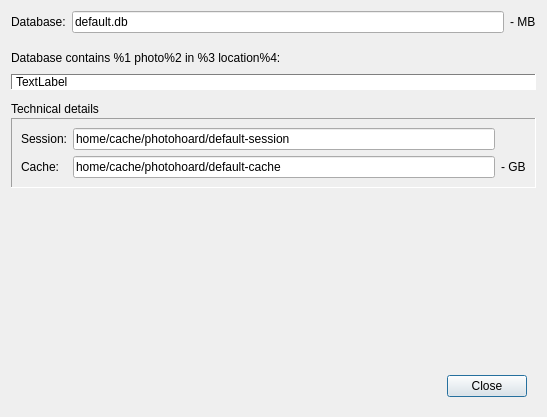
Above: src/dlg/DBInfoDialog.ui from wagenadl/photohoard before the change. Below: the same form after it.
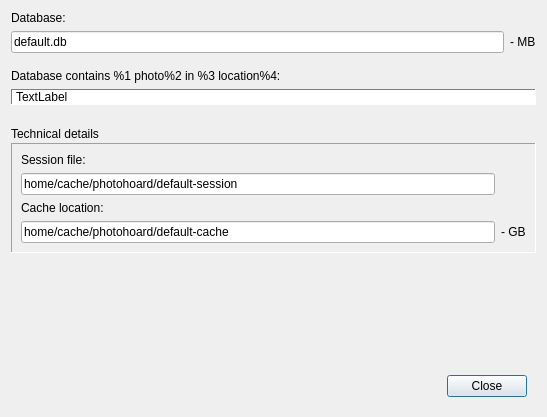
That is the form after the change. Custom widgets are drawn as their Qt base class.

Commit message: Slight improvements to “DBInfoDialog”

Diff of the .ui file:
```diff
--- a/src/dlg/DBInfoDialog.ui
+++ b/src/dlg/DBInfoDialog.ui
@@ -36,7 +36,7 @@
        <number>0</number>
       </property>
       <property name="bottomMargin">
-       <number>0</number>
+       <number>10</number>
       </property>
       <item>
        <widget class="QWidget" name="widget_2" native="true">
@@ -51,23 +51,9 @@
           <number>0</number>
          </property>
          <property name="bottomMargin">
-          <number>0</number>
+          <number>10</number>
          </property>
-         <item row="0" column="2">
-          <widget class="QLabel" name="dbsize">
-           <property name="text">
-            <string>- MB</string>
-           </property>
-          </widget>
-         </item>
-         <item row="0" column="0">
-          <widget class="QLabel" name="label">
-           <property name="text">
-            <string>Database:</string>
-           </property>
-          </widget>
-         </item>
-         <item row="0" column="1">
+         <item row="1" column="1">
           <widget class="QLineEdit" name="txtdbname">
            <property name="focusPolicy">
             <enum>Qt::NoFocus</enum>
@@ -80,42 +66,28 @@
            </property>
           </widget>
          </item>
+         <item row="0" column="1">
+          <widget class="QLabel" name="label">
+           <property name="text">
+            <string>Database:</string>
+           </property>
+          </widget>
+         </item>
+         <item row="1" column="2">
+          <widget class="QLabel" name="dbsize">
+           <property name="text">
+            <string>- MB</string>
+           </property>
+          </widget>
+         </item>
         </layout>
        </widget>
       </item>
       <item>
-       <widget class="QWidget" name="widget_3" native="true">
-        <layout class="QHBoxLayout" name="horizontalLayout_2">
-         <property name="leftMargin">
-          <number>0</number>
-         </property>
-         <property name="rightMargin">
-          <number>0</number>
-         </property>
-         <property name="bottomMargin">
-          <number>0</number>
-         </property>
-         <item>
-          <widget class="QLabel" name="txtcount">
-           <property name="text">
-            <string>Database contains %1 photo%2 in %3 location%4:</string>
-           </property>
-          </widget>
-         </item>
-         <item>
-          <spacer name="horizontalSpacer_2">
-           <property name="orientation">
-            <enum>Qt::Horizontal</enum>
-           </property>
-           <property name="sizeHint" stdset="0">
-            <size>
-             <width>40</width>
-             <height>20</height>
-            </size>
-           </property>
-          </spacer>
-         </item>
-        </layout>
+       <widget class="QLabel" name="txtcount">
+        <property name="text">
+         <string>Database contains %1 photo%2 in %3 location%4:</string>
+        </property>
        </widget>
       </item>
       <item>
@@ -619,20 +591,6 @@
          <enum>QFrame::Sunken</enum>
         </property>
         <layout class="QGridLayout" name="gridLayout_2">
-         <item row="1" column="0">
-          <widget class="QLabel" name="label_4">
-           <property name="text">
-            <string>Session:</string>
-           </property>
-          </widget>
-         </item>
-         <item row="2" column="0">
-          <widget class="QLabel" name="label_3">
-           <property name="text">
-            <string>Cache:</string>
-           </property>
-          </widget>
-         </item>
          <item row="1" column="1">
           <widget class="QLineEdit" name="txtsession">
            <property name="sizePolicy">
@@ -652,14 +610,14 @@
            </property>
           </widget>
          </item>
-         <item row="2" column="2">
+         <item row="3" column="2">
           <widget class="QLabel" name="cachesize">
            <property name="text">
             <string>- GB</string>
            </property>
           </widget>
          </item>
-         <item row="2" column="1">
+         <item row="3" column="1">
           <widget class="QLineEdit" name="txtcache">
            <property name="focusPolicy">
             <enum>Qt::NoFocus</enum>
@@ -672,6 +630,20 @@
            </property>
           </widget>
          </item>
+         <item row="2" column="1">
+          <widget class="QLabel" name="label_3">
+           <property name="text">
+            <string>Cache location:</string>
+           </property>
+          </widget>
+         </item>
+         <item row="0" column="1">
+          <widget class="QLabel" name="label_4">
+           <property name="text">
+            <string>Session file:</string>
+           </property>
+          </widget>
+         </item>
         </layout>
        </widget>
       </item>
```
The commit also changes 1 other file.
